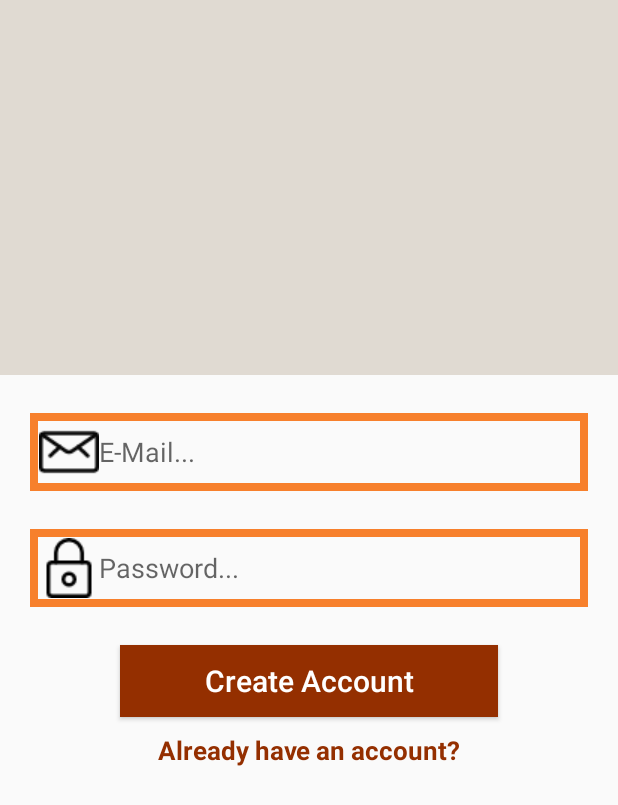
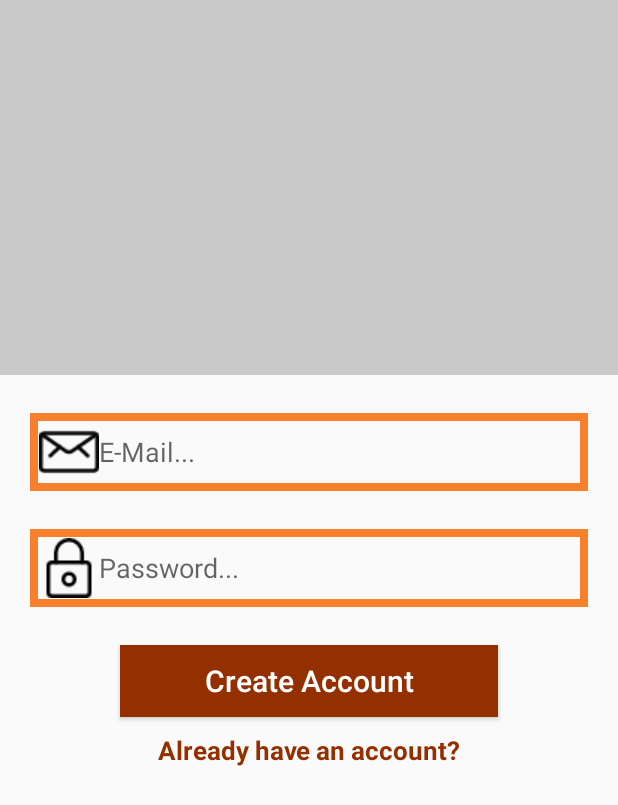
Before and after one commit to Mikksam/Chatr, an Android app: the screen it shows after launch (RegisterActivity), after a tap on "Create new Account", on a phone screen of 412 x 824 dp. Shown: the top 805 px of the screen. Run offline under Robolectric (Android 15) with nearby library versions, the phone set to English and light mode, and no system bars; our stand-ins replace Firebase (no records; nobody signed in at launch, a user with empty details on screens opened directly); libraries missing offline, so code that uses them is left out: com.facebook.drawee, com.facebook.imagepipeline; 1 statement that could not run was skipped.

Commit message:
Changed background colour

```diff
--- a/app/src/main/res/values/colors.xml
+++ b/app/src/main/res/values/colors.xml
@@ -2,5 +2,5 @@
 <resources>
     <color name="colorPrimary">#F7802C</color>
     <color name="colorPrimaryDark">#942F00</color>
-    <color name="colorAccent">#45998263</color>
+    <color name="colorAccent">#C9C9C9</color>
 </resources>
```
